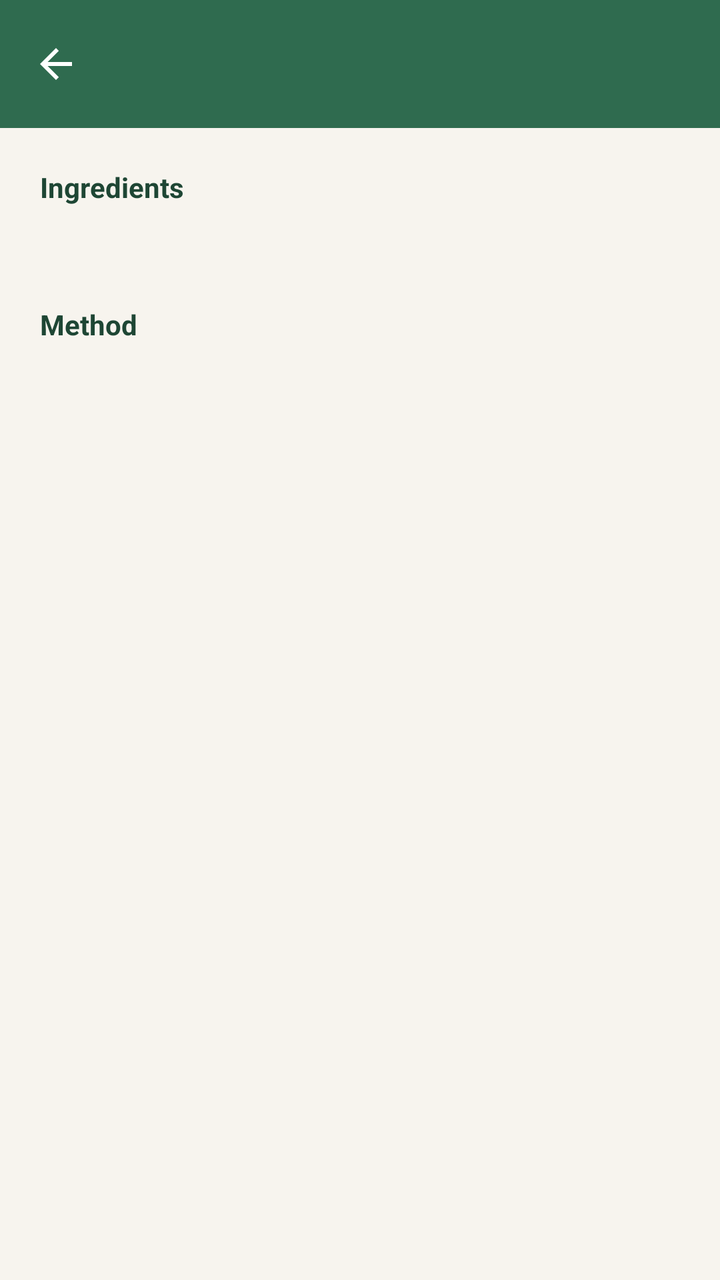
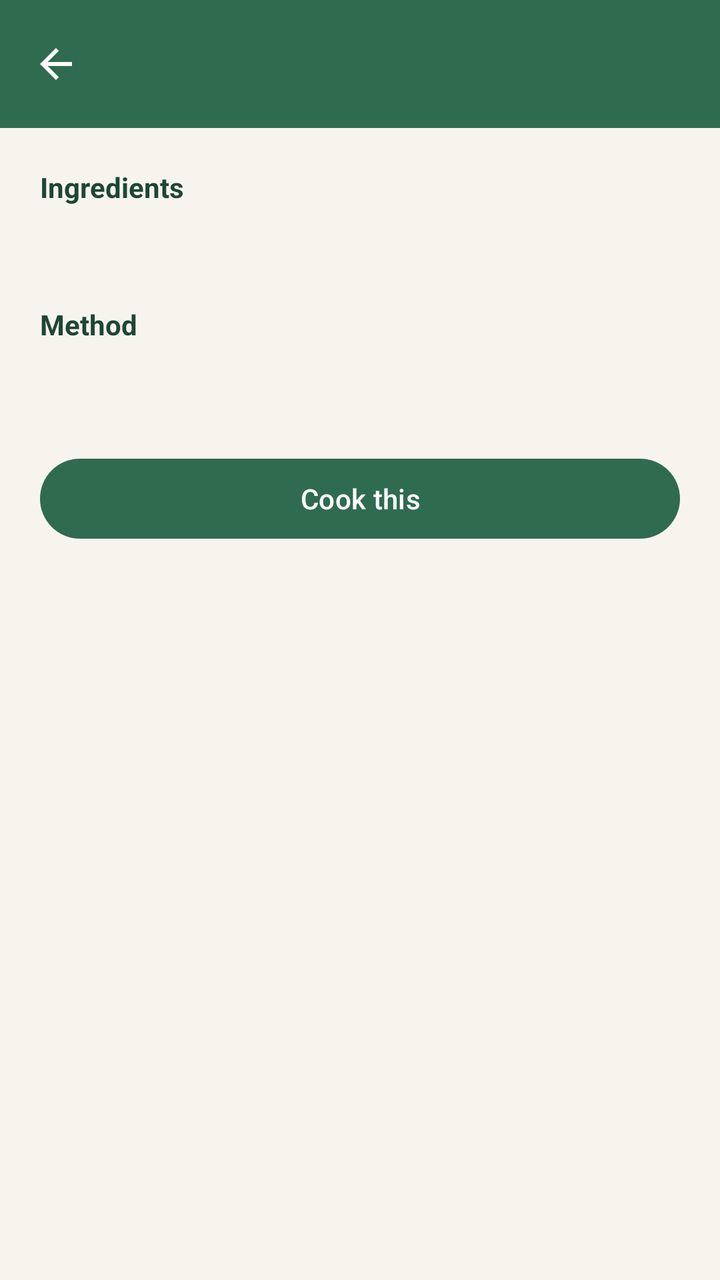

An Android layout rendered at two revisions. The XML below is the earlier revision; the diff shows what the commit changed to produce the second picture.
<!-- AndroidManifest.xml: application theme Theme.SmartPantryManager -->
<!-- res/layout/activity_recipe_detail.xml -->
<?xml version="1.0" encoding="utf-8"?>
<LinearLayout xmlns:android="http://schemas.android.com/apk/res/android"
    xmlns:app="http://schemas.android.com/apk/res-auto"
    android:layout_width="match_parent"
    android:layout_height="match_parent"
    android:background="@color/pantry_cream"
    android:orientation="vertical">

    <com.google.android.material.appbar.MaterialToolbar
        android:id="@+id/toolbar"
        android:layout_width="match_parent"
        android:layout_height="wrap_content"
        android:background="@color/pantry_green"
        app:navigationIcon="@drawable/ic_back"
        app:titleTextColor="@color/white" />

    <ScrollView
        android:layout_width="match_parent"
        android:layout_height="match_parent">

        <LinearLayout
            android:layout_width="match_parent"
            android:layout_height="wrap_content"
            android:orientation="vertical"
            android:padding="20dp">

            <TextView
                android:layout_width="match_parent"
                android:layout_height="wrap_content"
                android:text="@string/ingredients_heading"
                android:textColor="@color/pantry_green_dark"
                android:textSize="14sp"
                android:textStyle="bold" />

            <TextView
                android:id="@+id/textIngredients"
                android:layout_width="match_parent"
                android:layout_height="wrap_content"
                android:layout_marginTop="8dp"
                android:lineSpacingExtra="4dp"
                android:textColor="@color/pantry_ink"
                android:textSize="16sp" />

            <TextView
                android:layout_width="match_parent"
                android:layout_height="wrap_content"
                android:layout_marginTop="20dp"
                android:text="@string/method_heading"
                android:textColor="@color/pantry_green_dark"
                android:textSize="14sp"
                android:textStyle="bold" />

            <TextView
                android:id="@+id/textSteps"
                android:layout_width="match_parent"
                android:layout_height="wrap_content"
                android:layout_marginTop="8dp"
                android:lineSpacingExtra="4dp"
                android:textColor="@color/pantry_ink"
                android:textSize="16sp" />

        </LinearLayout>
    </ScrollView>

</LinearLayout>
<!-- resources referenced by this layout -->
<resources>
  <color name="pantry_cream">#F7F4EE</color>
  <color name="pantry_green">#2F6B4F</color>
  <color name="pantry_green_dark">#1E4634</color>
  <color name="pantry_ink">#1C1B19</color>
  <color name="white">#FFFFFF</color>
  <!-- drawable ic_back (drawable) -->
  <?xml version="1.0" encoding="utf-8"?>
  <vector xmlns:android="http://schemas.android.com/apk/res/android"
      android:width="24dp"
      android:height="24dp"
      android:viewportWidth="24"
      android:viewportHeight="24">
      <path
          android:fillColor="#FFFFFF"
          android:pathData="M20,11H7.83l5.59,-5.59L12,4l-8,8 8,8 1.41,-1.41L7.83,13H20z" />
  </vector>
  <string name="ingredients_heading">Ingredients</string>
  <string name="method_heading">Method</string>
  <style name="Theme.SmartPantryManager" parent="Theme.Material3.DayNight.NoActionBar">
          <item name="colorPrimary">@color/pantry_green</item>
          <item name="colorOnPrimary">@color/white</item>
          <item name="colorPrimaryContainer">@color/pantry_green_light</item>
          <item name="android:statusBarColor">@color/pantry_green_dark</item>
          <item name="android:navigationBarColor">@color/pantry_cream</item>
          <item name="android:windowBackground">@color/pantry_cream</item>
      </style>
  <color name="pantry_green_light">#E7F2EB</color>
</resources>

<!-- the commit's change to res/layout/activity_recipe_detail.xml (unified diff, before → after) -->
@@ -59,6 +59,23 @@
                 android:textColor="@color/pantry_ink"
                 android:textSize="16sp" />
 
+            <com.google.android.material.button.MaterialButton
+                android:id="@+id/buttonCook"
+                android:layout_width="match_parent"
+                android:layout_height="wrap_content"
+                android:layout_marginTop="24dp"
+                android:text="@string/cook_this" />
+
+            <TextView
+                android:id="@+id/textCookHelp"
+                android:layout_width="match_parent"
+                android:layout_height="wrap_content"
+                android:layout_marginTop="8dp"
+                android:text="@string/cook_not_enough"
+                android:textColor="@color/pantry_muted"
+                android:textSize="14sp"
+                android:visibility="gone" />
+
         </LinearLayout>
     </ScrollView>
 
<!-- resource entries referenced after the edit -->
@@ -4,6 +4,7 @@
   <color name="pantry_green">#2F6B4F</color>
   <color name="pantry_green_dark">#1E4634</color>
   <color name="pantry_ink">#1C1B19</color>
+  <color name="pantry_muted">#5C5852</color>
   <color name="white">#FFFFFF</color>
   <!-- drawable ic_back (drawable) -->
   <?xml version="1.0" encoding="utf-8"?>
@@ -16,6 +17,8 @@
           android:fillColor="#FFFFFF"
           android:pathData="M20,11H7.83l5.59,-5.59L12,4l-8,8 8,8 1.41,-1.41L7.83,13H20z" />
   </vector>
+  <string name="cook_not_enough">You do not have enough for this recipe yet. Add the missing ingredients first.</string>
+  <string name="cook_this">Cook this</string>
   <string name="ingredients_heading">Ingredients</string>
   <string name="method_heading">Method</string>
   <style name="Theme.SmartPantryManager" parent="Theme.Material3.DayNight.NoActionBar">
